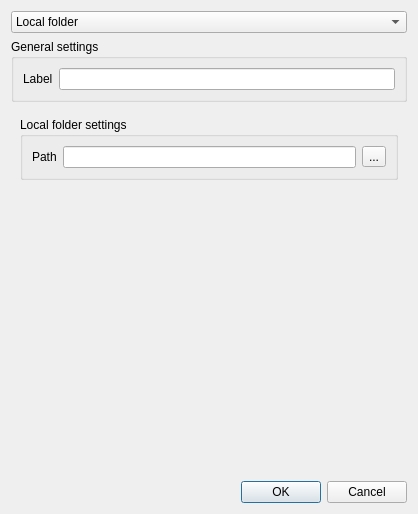
Before: the Qt Designer form src/addeditdatasource.ui in ZIMA-Engineering/ZIMA-CAD-Parts, drawn with Qt 5.
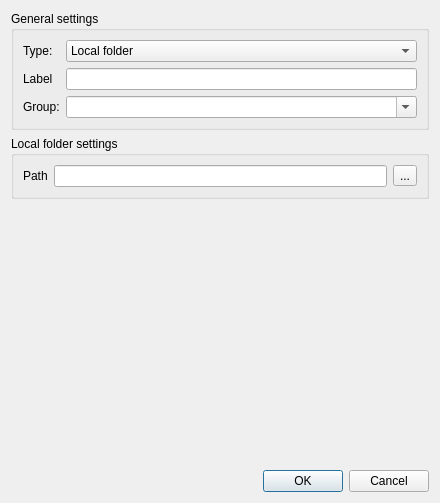
After: the same form once the commit is applied. Icons and pictures are not drawn.

Commit message: basic settings for groups

What changed in the file:
```diff
--- a/src/addeditdatasource.ui
+++ b/src/addeditdatasource.ui
@@ -6,8 +6,8 @@
    <rect>
     <x>0</x>
     <y>0</y>
-    <width>418</width>
-    <height>514</height>
+    <width>440</width>
+    <height>503</height>
    </rect>
   </property>
   <property name="windowTitle">
@@ -17,24 +17,8 @@
    <iconset resource="../zima-cad-parts.qrc">
     <normaloff>:/gfx/icon.png</normaloff>:/gfx/icon.png</iconset>
   </property>
-  <layout class="QVBoxLayout" name="verticalLayout">
-   <item>
-    <layout class="QVBoxLayout" name="verticalLayout_4">
-     <item>
-      <widget class="QComboBox" name="dataSourceComboBox">
-       <item>
-        <property name="text">
-         <string>Local folder</string>
-        </property>
-       </item>
-       <item>
-        <property name="text">
-         <string>FTP - File Transfer Protocol</string>
-        </property>
-       </item>
-      </widget>
-     </item>
-     <item>
+  <layout class="QGridLayout" name="gridLayout_4">
+   <item row="0" column="0">
       <widget class="QGroupBox" name="groupBox_3">
        <property name="sizePolicy">
         <sizepolicy hsizetype="Preferred" vsizetype="Preferred">
@@ -45,28 +29,75 @@
        <property name="title">
         <string>General settings</string>
        </property>
-       <layout class="QFormLayout" name="formLayout">
+     <layout class="QGridLayout" name="gridLayout_3">
         <item row="0" column="0">
+       <widget class="QLabel" name="label_4">
+        <property name="text">
+         <string>Type:</string>
+        </property>
+       </widget>
+      </item>
+      <item row="0" column="1">
+       <widget class="QComboBox" name="dataSourceComboBox">
+        <item>
+         <property name="text">
+          <string>Local folder</string>
+         </property>
+        </item>
+        <item>
+         <property name="text">
+          <string>FTP - File Transfer Protocol</string>
+         </property>
+        </item>
+       </widget>
+      </item>
+      <item row="1" column="0">
          <widget class="QLabel" name="labelLabel">
           <property name="text">
            <string>Label</string>
           </property>
          </widget>
         </item>
-        <item row="0" column="1">
+      <item row="1" column="1">
          <widget class="QLineEdit" name="labelLineEdit"/>
         </item>
+      <item row="2" column="0">
+       <widget class="QLabel" name="label_10">
+        <property name="text">
+         <string>Group:</string>
+        </property>
+       </widget>
+      </item>
+      <item row="2" column="1">
+       <widget class="QComboBox" name="groupComboBox">
+        <property name="editable">
+         <bool>true</bool>
+        </property>
+       </widget>
+      </item>
        </layout>
       </widget>
      </item>
-     <item>
+   <item row="1" column="0">
       <widget class="QStackedWidget" name="stackedWidget">
        <property name="currentIndex">
         <number>0</number>
        </property>
        <widget class="QWidget" name="page">
-        <layout class="QVBoxLayout" name="verticalLayout_6">
-         <item>
+      <layout class="QGridLayout" name="gridLayout_2">
+       <property name="leftMargin">
+        <number>0</number>
+       </property>
+       <property name="topMargin">
+        <number>0</number>
+       </property>
+       <property name="rightMargin">
+        <number>0</number>
+       </property>
+       <property name="bottomMargin">
+        <number>0</number>
+       </property>
+       <item row="0" column="0">
           <widget class="QGroupBox" name="groupBox_2">
            <property name="title">
             <string>Local folder settings</string>
@@ -92,15 +123,18 @@
            </layout>
           </widget>
          </item>
-         <item>
+       <item row="1" column="0">
           <spacer name="verticalSpacer_4">
            <property name="orientation">
             <enum>Qt::Vertical</enum>
            </property>
+         <property name="sizeType">
+          <enum>QSizePolicy::Expanding</enum>
+         </property>
            <property name="sizeHint" stdset="0">
             <size>
-             <width>20</width>
-             <height>40</height>
+           <width>0</width>
+           <height>0</height>
             </size>
            </property>
           </spacer>
@@ -241,9 +275,7 @@
        </widget>
       </widget>
      </item>
-    </layout>
-   </item>
-   <item>
+   <item row="2" column="0">
     <widget class="QDialogButtonBox" name="buttonBox">
      <property name="orientation">
       <enum>Qt::Horizontal</enum>
```
Left out of the diff: 16 changed lines with no effect on the pictures. Lines whose indentation alone changed are shown as unchanged. The commit also changes 5 other files.
